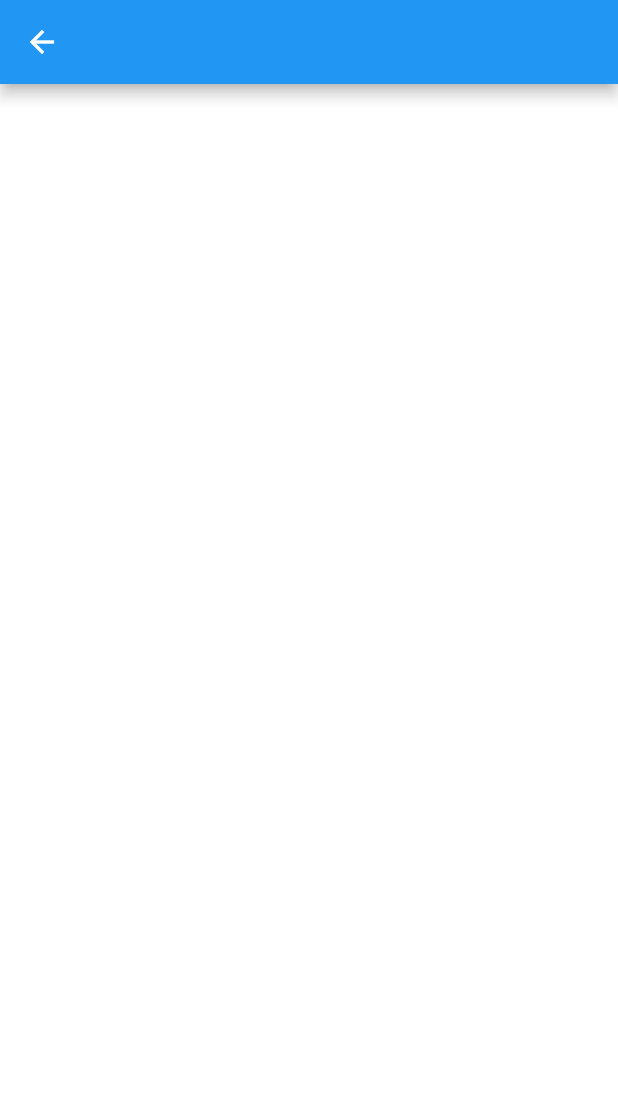
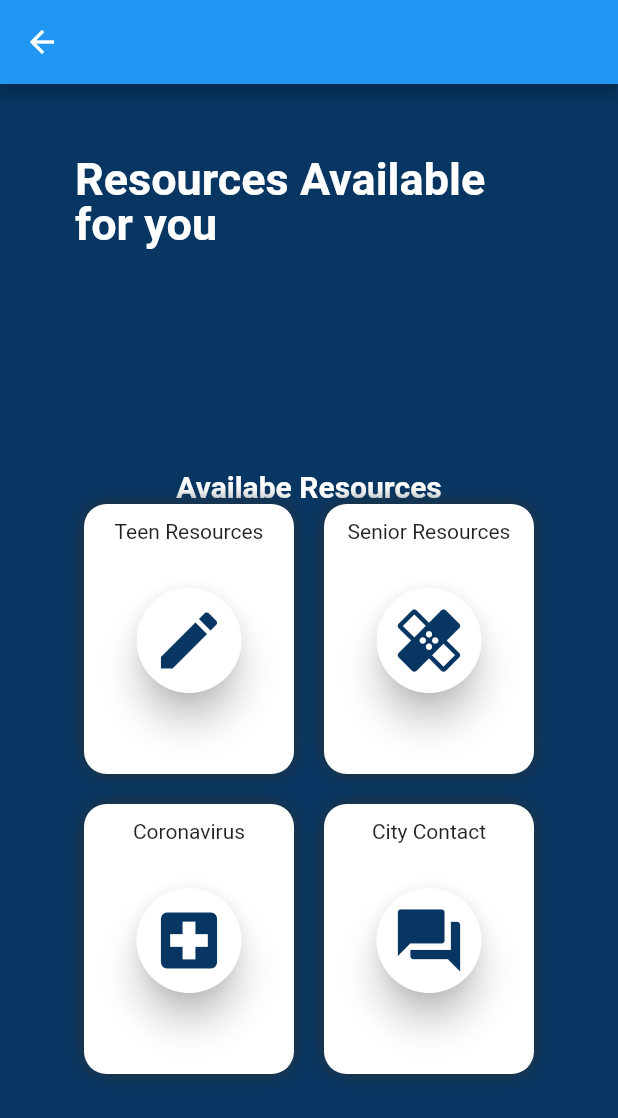
Before and after one commit to raghavansus/FinalOrionHacks, a Flutter app: the GeneralHealth screen opened by its route, on a phone screen of 412 x 824 dp. Shown: the top 1118 px of the screen. Run offline on Flutter 3.47's test engine with Material 2 defaults, Android fonts, the phone set to English and light mode, and no system bars.

```diff
--- a/lib/GeneralHealth.dart
+++ b/lib/GeneralHealth.dart
@@ -1,5 +1,25 @@
 import 'package:flutter/cupertino.dart';
 import 'package:flutter/material.dart';
+import 'package:url_launcher/url_launcher.dart';
+
+_launchURL(String temp) async {
+  var url = "";
+  if (temp.compareTo('Teen Resources') == 0)
+  {url = 'https://www.cupertino.org/residents/resources-and-services/resources-for-teens';}
+  else if (temp.compareTo('Senior Resources') == 0)
+  {url = 'https://www.cupertino.org/our-city/departments/parks-recreation/cupertino-senior-center/services-for-seniors/resources-for-seniors';}
+  else if (temp.compareTo('Coronavirus') == 0)
+  {url = 'https://www.cupertino.org/our-city/city-news/coronavirus-covid-19/-fsiteid-1';}
+  else if (temp.compareTo('City Contact') == 0)
+  {url = 'https://www.cupertino.org/i-want-to/contact-the-city';}
+
+
+  if (await canLaunch(url)) {
+    await launch(url);
+  } else {
+    throw 'Could not launch $url';
+  }
+}
 
 class GeneralHealth extends StatelessWidget{
   @override
@@ -9,10 +29,157 @@ class GeneralHealth extends StatelessWidget{
       appBar: new AppBar(
         backgroundColor: Colors.blue,
       ),
-      body: new Container(
-        color: Colors.white,
+      backgroundColor: Color(0xFF083663),
+      body: Container(
+        child: Column(
+          children: <Widget>[
+            Stack(
+              children: <Widget>[
+                Container(
+                  padding: EdgeInsets.all(40),
+                  constraints: BoxConstraints.expand(height: 175),
+                  // decoration: BoxDecoration(
+                  //     gradient: new LinearGradient(
+                  //         begin: const FractionalOffset(1.0, 1.0),
+                  //         colors: [lightGreen, lightBlueIsh],
+                  //         end: const FractionalOffset(0.2, 0.2),
+                  //         stops: [0.0, 1.0],
+                  //         tileMode: TileMode.clamp),
+                  //     borderRadius: BorderRadius.only(
+                  //         bottomLeft: Radius.circular(0),
+                  //         bottomRight: Radius.circular(0))),
+                  child: Container(
+                    padding: EdgeInsets.all(10),
+                    child: Column(
+                      crossAxisAlignment: CrossAxisAlignment.start,
+                      children: <Widget>[
+                        Text(
+//                          user1 == null? 'Welcome' : 'Welcome ' + user1.displayName,
+                          'Resources Available for you',
+                          style: TextStyle(
+                              fontWeight: FontWeight.bold,
+                              height: 1,
+                              fontSize: 30,
+                              color: Colors.white),
+                        )
+                      ],
+                    ),
+                  ),
+                ),
+                Container(
+                  height: 500,
+                  margin: EdgeInsets.only(top: 200),
+                  padding: EdgeInsets.all(20),
+                  child: Column(
+                    crossAxisAlignment: CrossAxisAlignment.start,
+                    children: <Widget>[
+                      Container(
+                        margin: EdgeInsets.only(top: 40),
+                        child: Center(
+                          child: Text(
+                            "Availabe Resources",
+                            style: TextStyle(
+                                fontWeight: FontWeight.bold,
+                                height: 1,
+                                color: Colors.white,
+                                fontSize: 20),
+                          ),
+                        ),
+                      ),
+                      Container(
+                        height: 400,
+                        child: ListView(
+                          children: getJobCategories(),
+                        ),
+                      )
+                    ],
+                  ),
+                )
+              ],
+            )
+          ],
+        ),
       ),
     );
   }
 
+  List<String> Categories = [
+    "Teen Resources",
+    "Senior Resources",
+    "Coronavirus",
+    "City Contact",
+  ];
+
+  Map jobIcon = {
+    "Teen Resources": Icon(Icons.create, color: Color(0xFF083663), size: 50),
+    "Senior Resources": Icon(Icons.healing, color: Color(0xFF083663), size: 50),
+    "Coronavirus": Icon(Icons.local_hospital, color: Color(0xFF083663), size: 50),
+    "City Contact":
+    Icon(Icons.question_answer, color: Color(0xFF083663), size: 50),
+  };
+
+  Widget getCategoryContainer(String categoryName) {
+    return new Container(
+      margin: EdgeInsets.only(right: 10, left: 10, bottom: 20),
+      height: 180,
+      width: 140,
+      padding: EdgeInsets.all(10),
+      decoration: BoxDecoration(
+        color: Colors.white,
+        borderRadius: BorderRadius.all(Radius.circular(15)),
+        boxShadow: [
+          new BoxShadow(
+            color: Colors.blueGrey[900],
+            blurRadius: 10.0,
+          ),
+        ],
+      ),
+      child: Column(
+        children: <Widget>[
+          Text(categoryName),
+          Container(
+            padding: EdgeInsets.only(top: 30),
+            height: 100,
+            width: 70,
+            child: new FloatingActionButton(
+              heroTag: categoryName,
+              backgroundColor: Colors.white,
+              child: jobIcon[categoryName],
+              elevation: 10,
+              onPressed: () => {_launchURL(categoryName)},
+            ),
+          )
+        ],
+      ),
+    );
+  }
+
+  List<Widget> getJobCategories() {
+    List<Widget> jobCategoriesCards = [];
+    List<Widget> rows = [];
+    int i = 0;
+    for (String category in Categories) {
+      if (i < 2) {
+        rows.add(getCategoryContainer(category));
+        i++;
+      } else {
+        i = 0;
+        jobCategoriesCards.add(new Row(
+          mainAxisAlignment: MainAxisAlignment.center,
+          children: rows,
+        ));
+        rows = [];
+        rows.add(getCategoryContainer(category));
+        i++;
+      }
+    }
+    if (rows.length > 0) {
+      jobCategoriesCards.add(new Row(
+        mainAxisAlignment: MainAxisAlignment.center,
+        children: rows,
+      ));
+    }
+    return jobCategoriesCards;
+  }
+
 }
--- a/pubspec.yaml
+++ b/pubspec.yaml
@@ -28,6 +28,9 @@ dependencies:
   # The following adds the Cupertino Icons font to your application.
   # Use with the CupertinoIcons class for iOS style icons.
   cupertino_icons: ^0.1.3
+  url_launcher: ^5.0.2
+  path_provider: ^0.4.1
+
 
 dev_dependencies:
   flutter_test:
```
Also changed, not shown: pubspec.lock.
